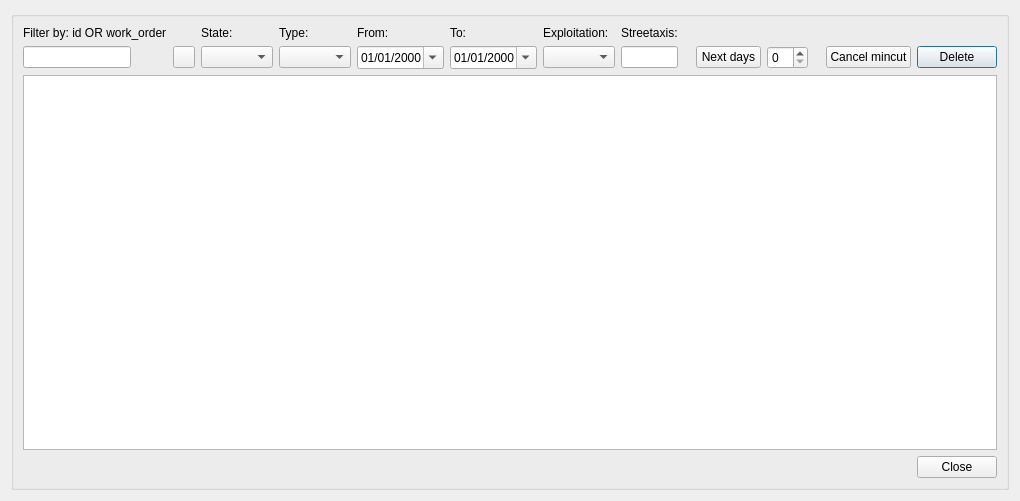
Before: the Qt Designer form core/ui/toolbars/om/mincut_manager.ui in Giswater/giswater_qgis_plugin, drawn with Qt 5.
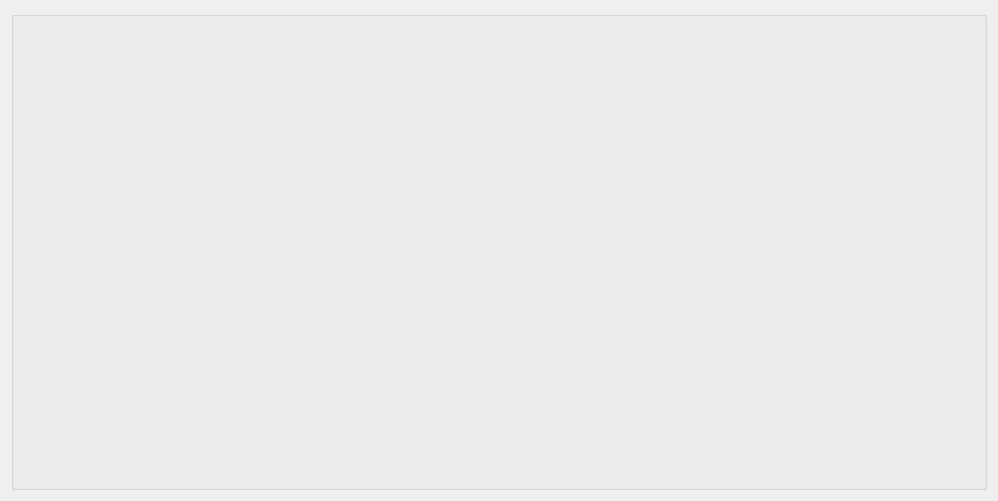
After: the same form once the commit is applied.

Commit message: Make mincut manager dynamic

The edit to the form file:
```diff
--- a/core/ui/toolbars/om/mincut_manager.ui
+++ b/core/ui/toolbars/om/mincut_manager.ui
@@ -14,208 +14,30 @@
    <string>Mincut management</string>
   </property>
   <layout class="QGridLayout" name="verticalLayout_4">
-   <item row="2" column="0">
+   <item row="0" column="0">
     <widget class="QGroupBox" name="groupBox">
      <property name="title">
       <string/>
      </property>
-     <layout class="QGridLayout" name="verticalLayout_3">
-      <item row="5" column="0" colspan="13">
-       <spacer name="horizontalSpacer">
-        <property name="orientation">
-         <enum>Qt::Horizontal</enum>
-        </property>
-        <property name="sizeHint" stdset="0">
-         <size>
-          <width>40</width>
-          <height>20</height>
-         </size>
-        </property>
-       </spacer>
-      </item>
-      <item row="3" column="15">
-       <widget class="QPushButton" name="btn_delete">
-        <property name="sizePolicy">
-         <sizepolicy hsizetype="Fixed" vsizetype="Fixed">
-          <horstretch>0</horstretch>
-          <verstretch>0</verstretch>
-         </sizepolicy>
-        </property>
-        <property name="text">
-         <string>Delete</string>
-        </property>
-       </widget>
-      </item>
-      <item row="1" column="6">
-       <widget class="QLabel" name="label_3">
-        <property name="text">
-         <string>Exploitation:</string>
-        </property>
-       </widget>
-      </item>
-      <item row="1" column="5">
-       <widget class="QLabel" name="lbl_date_to">
-        <property name="text">
-         <string>To:</string>
-        </property>
-       </widget>
-      </item>
-      <item row="3" column="4">
-       <widget class="QDateEdit" name="date_from">
-        <property name="displayFormat">
-         <string>dd/MM/yyyy</string>
-        </property>
-        <property name="calendarPopup">
-         <bool>true</bool>
-        </property>
-       </widget>
-      </item>
-      <item row="3" column="9">
-       <spacer name="horizontalSpacer_2">
-        <property name="orientation">
-         <enum>Qt::Horizontal</enum>
-        </property>
-        <property name="sizeHint" stdset="0">
-         <size>
-          <width>80</width>
-          <height>20</height>
-         </size>
-        </property>
-       </spacer>
-      </item>
-      <item row="3" column="0">
-       <widget class="QLineEdit" name="txt_mincut_id">
-        <property name="sizePolicy">
-         <sizepolicy hsizetype="Fixed" vsizetype="Fixed">
-          <horstretch>0</horstretch>
-          <verstretch>0</verstretch>
-         </sizepolicy>
-        </property>
-        <property name="text">
-         <string/>
-        </property>
-       </widget>
-      </item>
-      <item row="3" column="11">
-       <widget class="QSpinBox" name="spn_next_days">
-        <property name="maximumSize">
-         <size>
-          <width>60</width>
-          <height>16777215</height>
-         </size>
-        </property>
-       </widget>
-      </item>
-      <item row="1" column="2">
-       <widget class="QLabel" name="lbl_state">
-        <property name="text">
-         <string>State:</string>
-        </property>
-       </widget>
-      </item>
-      <item row="1" column="4">
-       <widget class="QLabel" name="lbl_date_from">
-        <property name="text">
-         <string>From:</string>
-        </property>
-       </widget>
-      </item>
-      <item row="3" column="6">
-       <widget class="QComboBox" name="cmb_expl"/>
-      </item>
-      <item row="3" column="5">
-       <widget class="QDateEdit" name="date_to">
-        <property name="displayFormat">
-         <string>dd/MM/yyyy</string>
-        </property>
-        <property name="calendarPopup">
-         <bool>true</bool>
-        </property>
-       </widget>
-      </item>
+     <layout class="QGridLayout" name="gridLayout_2">
       <item row="1" column="0">
-       <widget class="QLabel" name="lbl_filter">
-        <property name="text">
-         <string>Filter by: id OR work_order</string>
+       <layout class="QGridLayout" name="lyt_mincut_mng_2">
+        <property name="sizeConstraint">
+         <enum>QLayout::SetDefaultConstraint</enum>
         </property>
-       </widget>
-      </item>
-      <item row="3" column="1">
-       <widget class="QPushButton" name="btn_selector_mincut">
-        <property name="maximumSize">
-         <size>
-          <width>22</width>
-          <height>22</height>
-         </size>
+        <property name="topMargin">
+         <number>0</number>
         </property>
-        <property name="text">
-         <string/>
+        <property name="spacing">
+         <number>6</number>
         </property>
-       </widget>
+       </layout>
       </item>
-      <item row="5" column="15">
-       <widget class="QPushButton" name="btn_cancel">
-        <property name="text">
-         <string>Close</string>
-        </property>
-       </widget>
+      <item row="0" column="0">
+       <layout class="QGridLayout" name="lyt_mincut_mng_1"/>
       </item>
-      <item row="3" column="14">
-       <widget class="QPushButton" name="btn_cancel_mincut">
-        <property name="text">
-         <string>Cancel mincut</string>
-        </property>
-       </widget>
-      </item>
-      <item row="3" column="10">
-       <widget class="QPushButton" name="btn_next_days">
-        <property name="maximumSize">
-         <size>
-          <width>65</width>
-          <height>16777215</height>
-         </size>
-        </property>
-        <property name="text">
-         <string>Next days</string>
-        </property>
-       </widget>
-      </item>
-      <item row="3" column="2">
-       <widget class="QComboBox" name="state_edit">
-        <property name="sizePolicy">
-         <sizepolicy hsizetype="Preferred" vsizetype="Fixed">
-          <horstretch>0</horstretch>
-          <verstretch>0</verstretch>
-         </sizepolicy>
-        </property>
-       </widget>
-      </item>
-      <item row="4" column="0" colspan="16">
-       <widget class="QTableView" name="tbl_mincut_edit">
-        <property name="sortingEnabled">
-         <bool>true</bool>
-        </property>
-       </widget>
-      </item>
-      <item row="3" column="3">
-       <widget class="QComboBox" name="cmb_mincut_type"/>
-      </item>
-      <item row="3" column="7">
-       <widget class="QLineEdit" name="txt_streetaxis"/>
-      </item>
-      <item row="1" column="3">
-       <widget class="QLabel" name="lbl_mincut_type">
-        <property name="text">
-         <string>Type:</string>
-        </property>
-       </widget>
-      </item>
-      <item row="1" column="7">
-       <widget class="QLabel" name="lbl_streetaxis">
-        <property name="text">
-         <string>Streetaxis:</string>
-        </property>
-       </widget>
+      <item row="2" column="0">
+       <layout class="QGridLayout" name="lyt_mincut_mng_3"/>
       </item>
      </layout>
     </widget>
```
The commit also changes 8 other files.
